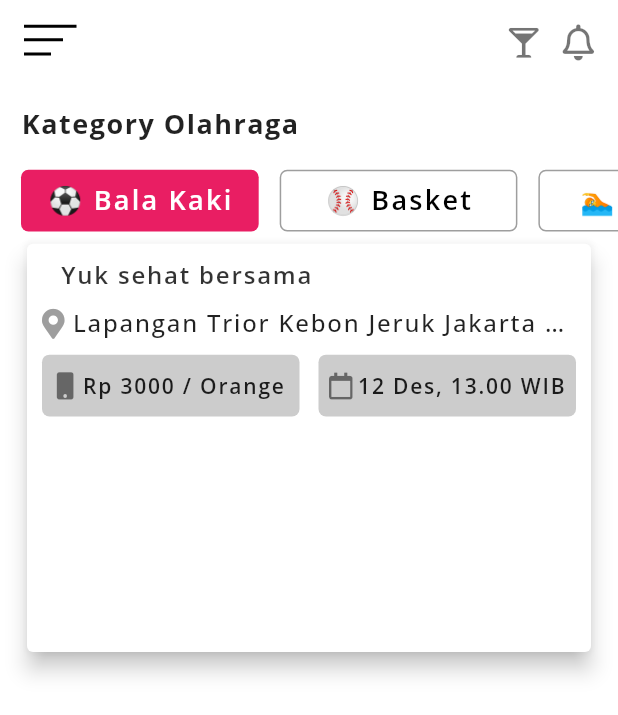
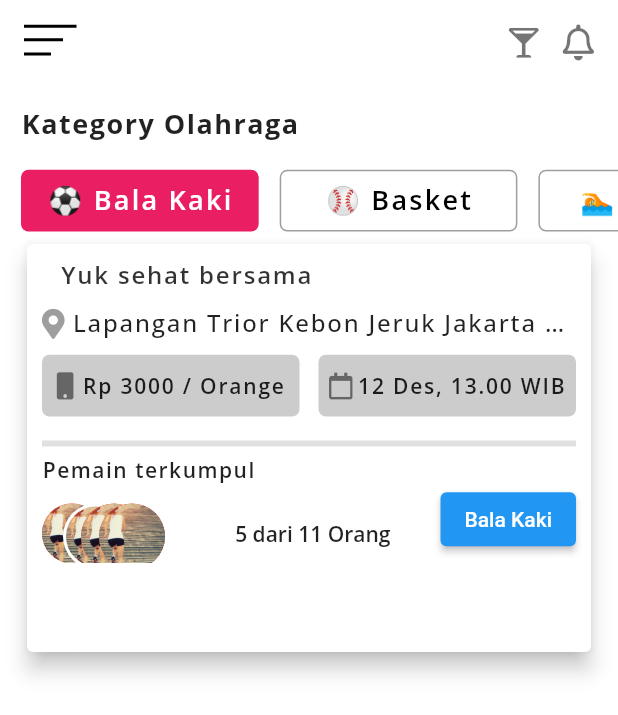
Before and after one commit to mscsapan/PlayTo-App, a Flutter app: the screen it shows after launch, on a phone screen of 412 x 824 dp. Shown: the top 715 px of the screen. Run offline on Flutter 3.47's test engine with Material 2 defaults, Android fonts, the phone set to English and light mode, and no system bars; our stand-ins replace bloc, flutter_bloc, font_awesome_flutter, google_fonts.

Commit message:
modifies design

```diff
--- a/lib/src/views/category_details.dart
+++ b/lib/src/views/category_details.dart
@@ -96,6 +96,119 @@ class CategoryDetails extends StatelessWidget {
                   ),
                 ),
               ),
+              const SizedBox(height: 10.0),
+              const Divider(thickness: 4.0),
+              Row(
+                mainAxisAlignment: MainAxisAlignment.spaceBetween,
+                children: [
+                  Column(
+                    crossAxisAlignment: CrossAxisAlignment.start,
+                    children: [
+                      Text(
+                        'Pemain terkumpul',
+                        style: GoogleFonts.openSans(
+                          fontSize: 14.0,
+                          fontWeight: FontWeight.w600,
+                          letterSpacing: 1.0,
+                        ),
+                      ),
+                      Container(
+                        height: _size.height * 0.08,
+                        width: _size.width * 0.6,
+                        //color: Colors.red,
+                        child: Row(
+                          mainAxisSize: MainAxisSize.min,
+                          children: [
+                            Container(
+                              width: _size.width / 3.2,
+                              color: Colors.white,
+                              child: Stack(
+                                children: [
+                                  Container(
+                                    height: 40.0,
+                                    width: 40.0,
+                                    decoration: BoxDecoration(
+                                        color: Colors.red,
+                                        shape: BoxShape.circle,
+                                        image: DecorationImage(
+                                            fit: BoxFit.cover,
+                                            image: AssetImage(
+                                                'assets/images/female-running-stairs.jpg'))),
+                                  ),
+                                  Positioned(
+                                    top: 0.0,
+                                    left: 14.0,
+                                    child: Container(
+                                      height: 44.0,
+                                      width: 44.0,
+                                      decoration: const BoxDecoration(
+                                        color: Colors.white,
+                                        shape: BoxShape.circle,
+                                      ),
+                                      child: Padding(
+                                        padding: const EdgeInsets.all(2),
+                                        child: Container(
+                                          height: 44.0,
+                                          width: 44,
+                                          decoration: const BoxDecoration(
+                                              shape: BoxShape.circle,
+                                              image: DecorationImage(
+                                                  fit: BoxFit.cover,
+                                                  image: AssetImage(
+                                                      'assets/images/female-running-stairs.jpg'))),
+                                        ),
+                                      ),
+                                    ),
+                                  ),
+                                  Positioned(
+                                    top: 0.0,
+                                    left: 26.0,
+                                    child: Container(
+                                      height: 44.0,
+                                      width: 44.0,
+                                      decoration: BoxDecoration(
+                                          color: Colors.red,
+                                          shape: BoxShape.circle,
+                                          image: DecorationImage(
+                                              fit: BoxFit.cover,
+                                              image: AssetImage(
+                                                  'assets/images/female-running-stairs.jpg'))),
+                                    ),
+                                  ),
+                                  Positioned(
+                                    top: 0.0,
+                                    left: 38.0,
+                                    child: Container(
+                                      height: 44.0,
+                                      width: 44.0,
+                                      decoration: BoxDecoration(
+                                          color: Colors.red,
+                                          shape: BoxShape.circle,
+                                          image: DecorationImage(
+                                              fit: BoxFit.cover,
+                                              image: AssetImage(
+                                                  'assets/images/female-running-stairs.jpg'))),
+                                    ),
+                                  ),
+                                ],
+                              ),
+                            ),
+                            Text(
+                              '5 dari 11 Orang',
+                              style: GoogleFonts.openSans(
+                                fontSize: 14.0,
+                                fontWeight: FontWeight.w600,
+                              ),
+                            )
+                          ],
+                        ),
+                      ),
+                    ],
+                  ),
+                  ElevatedButton(
+                      onPressed: () {}, child: const Text('Bala Kaki'))
+                ],
+              ),
             ],
           ),
         ),
```
